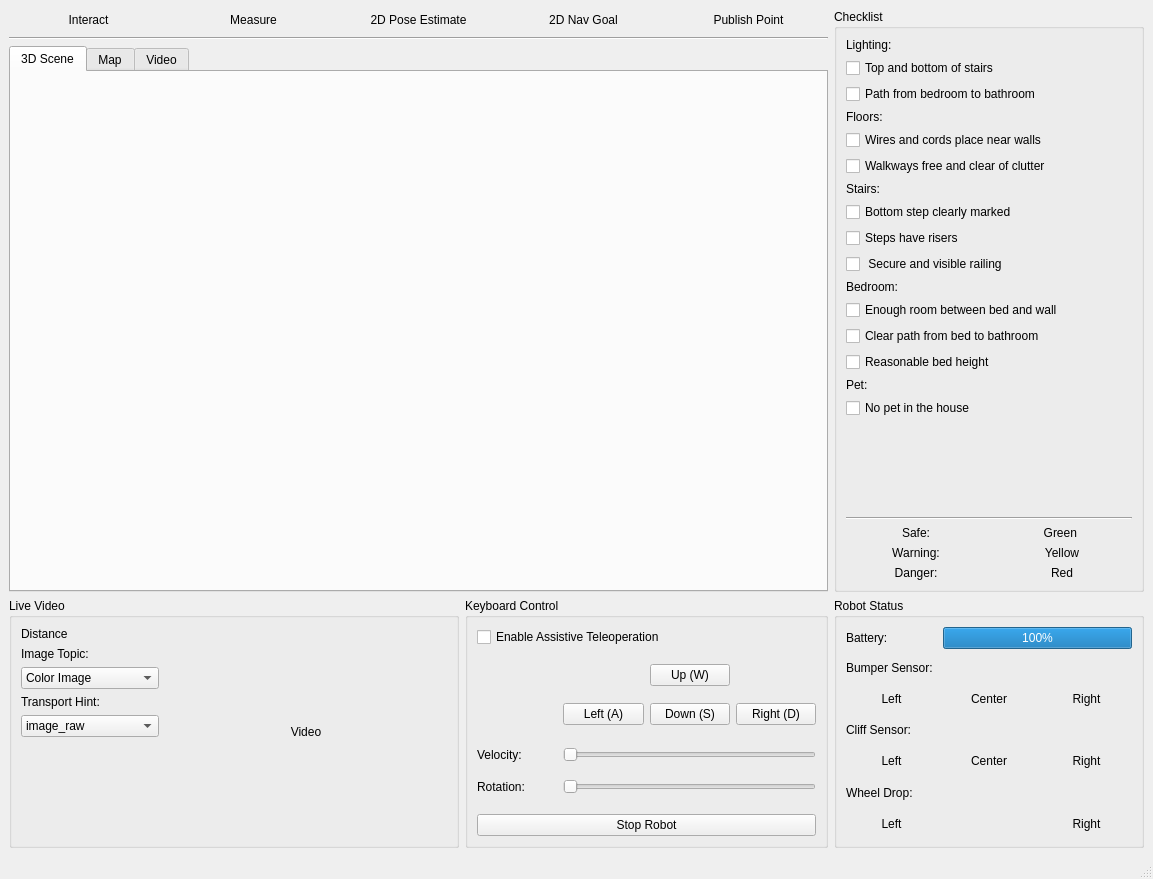
Before: the Qt Designer form fallrisk_gui/fallrisk_rviz_gui/src/fallrisk_gui.ui in rxdu/fall_risk_project_ros, drawn with Qt 5.
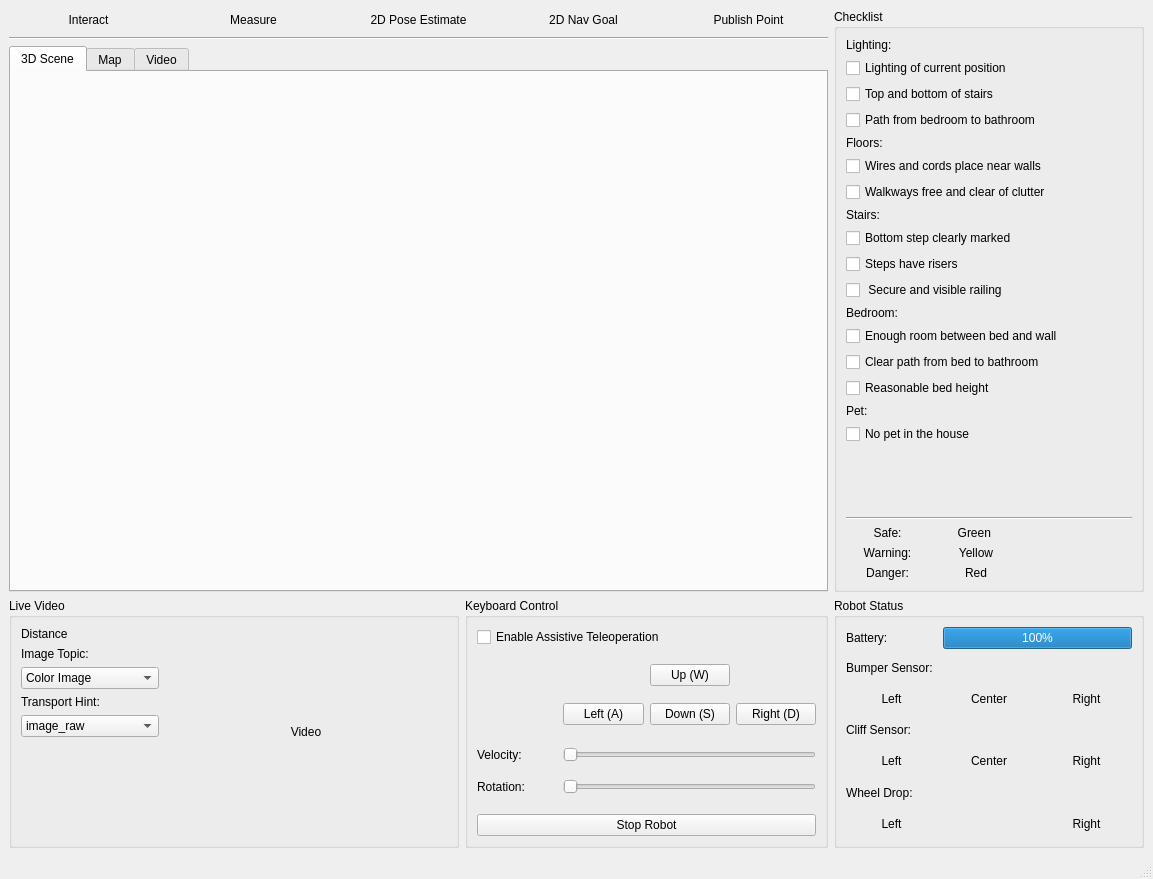
After: the same form once the commit is applied.

Commit message: added functions to change the status of checklist items; lighting sensor is integrated

Diff of the .ui file:
```diff
--- a/fallrisk_gui/fallrisk_rviz_gui/src/fallrisk_gui.ui
+++ b/fallrisk_gui/fallrisk_rviz_gui/src/fallrisk_gui.ui
@@ -103,10 +103,10 @@
          </property>
         </widget>
        </item>
-       <item row="1" column="0" colspan="2">
+       <item row="1" column="0">
         <widget class="QCheckBox" name="cbLightingItem1">
          <property name="text">
-          <string>Top and bottom of stairs</string>
+          <string>Lighting of current position</string>
          </property>
         </widget>
        </item>
@@ -117,10 +117,10 @@
          </property>
         </widget>
        </item>
-       <item row="2" column="0" colspan="2">
+       <item row="2" column="0">
         <widget class="QCheckBox" name="cbLightingItem2">
          <property name="text">
-          <string>Path from bedroom to bathroom</string>
+          <string>Top and bottom of stairs</string>
          </property>
         </widget>
        </item>
@@ -131,161 +131,175 @@
          </property>
         </widget>
        </item>
-       <item row="3" column="0">
+       <item row="3" column="0" colspan="2">
+        <widget class="QCheckBox" name="cbLightingItem3">
+         <property name="text">
+          <string>Path from bedroom to bathroom</string>
+         </property>
+        </widget>
+       </item>
+       <item row="3" column="2">
+        <widget class="QLabel" name="lbLightingItem3">
+         <property name="text">
+          <string/>
+         </property>
+        </widget>
+       </item>
+       <item row="4" column="0">
         <widget class="QLabel" name="label_11">
          <property name="text">
           <string>Floors:</string>
          </property>
         </widget>
        </item>
-       <item row="4" column="0" colspan="2">
+       <item row="5" column="0" colspan="2">
         <widget class="QCheckBox" name="cbFloorsItem1">
          <property name="text">
           <string>Wires and cords place near walls</string>
          </property>
         </widget>
        </item>
-       <item row="4" column="2">
+       <item row="5" column="2">
         <widget class="QLabel" name="lbFloorsItem1">
          <property name="text">
           <string/>
          </property>
         </widget>
        </item>
-       <item row="5" column="0" colspan="2">
+       <item row="6" column="0" colspan="2">
         <widget class="QCheckBox" name="cbFloorsItem2">
          <property name="text">
           <string>Walkways free and clear of clutter</string>
          </property>
         </widget>
        </item>
-       <item row="5" column="2">
+       <item row="6" column="2">
         <widget class="QLabel" name="lbFloorsItem2">
          <property name="text">
           <string/>
          </property>
         </widget>
        </item>
-       <item row="6" column="0">
+       <item row="7" column="0">
         <widget class="QLabel" name="label_14">
          <property name="text">
           <string>Stairs:</string>
          </property>
         </widget>
        </item>
-       <item row="7" column="0" colspan="2">
+       <item row="8" column="0">
         <widget class="QCheckBox" name="cbStairsItem1">
          <property name="text">
           <string>Bottom step clearly marked</string>
          </property>
         </widget>
        </item>
-       <item row="7" column="2">
+       <item row="8" column="2">
         <widget class="QLabel" name="lbStairsItem1">
          <property name="text">
           <string/>
          </property>
         </widget>
        </item>
-       <item row="8" column="0" colspan="2">
+       <item row="9" column="0">
         <widget class="QCheckBox" name="cbStairsItem2">
          <property name="text">
           <string>Steps have risers</string>
          </property>
         </widget>
        </item>
-       <item row="8" column="2">
+       <item row="9" column="2">
         <widget class="QLabel" name="lbStairsItem2">
          <property name="text">
           <string/>
          </property>
         </widget>
        </item>
-       <item row="9" column="0" colspan="2">
+       <item row="10" column="0">
         <widget class="QCheckBox" name="cbStairsItem3">
          <property name="text">
           <string> Secure and visible railing</string>
          </property>
         </widget>
        </item>
-       <item row="9" column="2">
+       <item row="10" column="2">
         <widget class="QLabel" name="lbStairsItem3">
          <property name="text">
           <string/>
          </property>
         </widget>
        </item>
-       <item row="10" column="0">
+       <item row="11" column="0">
         <widget class="QLabel" name="label_12">
          <property name="text">
           <string>Bedroom:</string>
          </property>
         </widget>
        </item>
-       <item row="11" column="0" colspan="2">
+       <item row="12" column="0" colspan="2">
         <widget class="QCheckBox" name="cbBedroomItem1">
          <property name="text">
           <string>Enough room between bed and wall</string>
          </property>
         </widget>
        </item>
-       <item row="11" column="2">
+       <item row="12" column="2">
         <widget class="QLabel" name="lbBedroomItem1">
          <property name="text">
           <string/>
          </property>
         </widget>
        </item>
-       <item row="12" column="0" colspan="2">
+       <item row="13" column="0" colspan="2">
         <widget class="QCheckBox" name="cbBedroomItem2">
          <property name="text">
           <string>Clear path from bed to bathroom</string>
          </property>
         </widget>
        </item>
-       <item row="12" column="2">
+       <item row="13" column="2">
         <widget class="QLabel" name="lbBedroomItem2">
          <property name="text">
           <string/>
          </property>
         </widget>
        </item>
-       <item row="13" column="0" colspan="2">
+       <item row="14" column="0">
         <widget class="QCheckBox" name="cbBedroomItem3">
          <property name="text">
           <string>Reasonable bed height</string>
          </property>
         </widget>
        </item>
-       <item row="13" column="2">
+       <item row="14" column="2">
         <widget class="QLabel" name="lbBedroomItem3">
          <property name="text">
           <string/>
          </property>
         </widget>
        </item>
-       <item row="14" column="0">
+       <item row="15" column="0">
         <widget class="QLabel" name="label_13">
          <property name="text">
           <string>Pet:</string>
          </property>
         </widget>
        </item>
-       <item row="15" column="0" colspan="2">
+       <item row="16" column="0">
         <widget class="QCheckBox" name="cbPetItem1">
          <property name="text">
           <string>No pet in the house</string>
          </property>
         </widget>
        </item>
-       <item row="15" column="2">
+       <item row="16" column="2">
         <widget class="QLabel" name="lbPetItem1">
          <property name="text">
           <string/>
          </property>
         </widget>
        </item>
-       <item row="16" column="1">
+       <item row="17" column="1">
         <spacer name="verticalSpacer_2">
          <property name="orientation">
           <enum>Qt::Vertical</enum>
@@ -298,14 +312,14 @@
          </property>
         </spacer>
        </item>
-       <item row="17" column="0" colspan="3">
+       <item row="18" column="0" colspan="3">
         <widget class="Line" name="line">
          <property name="orientation">
           <enum>Qt::Horizontal</enum>
          </property>
         </widget>
        </item>
-       <item row="18" column="0" colspan="3">
+       <item row="19" column="0">
         <layout class="QGridLayout" name="gridLayout_6">
          <item row="0" column="0">
           <widget class="QLabel" name="label_15">
```
The commit also changes 2 other files.
